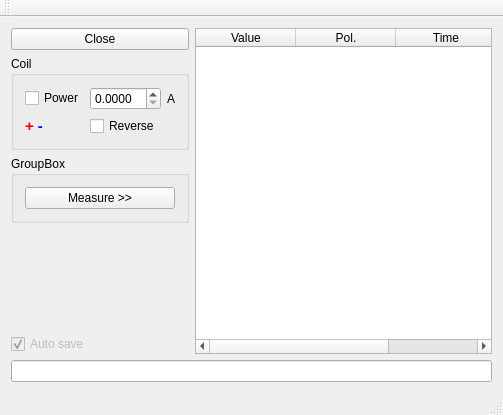
Above: src/mainwindow.ui from mBr001/hall before the change. Below: the same form after it.
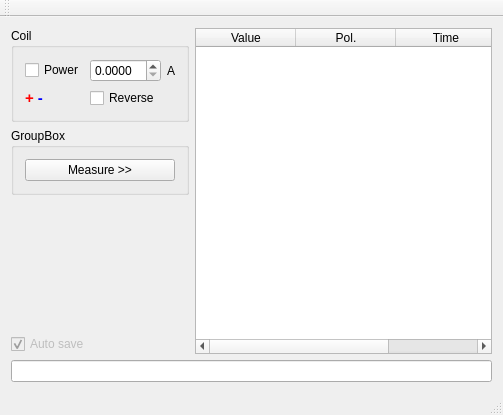
That is the form after the change.

The edit to the form file:
```diff
--- a/src/mainwindow.ui
+++ b/src/mainwindow.ui
@@ -15,7 +15,7 @@
   </property>
   <widget class="QWidget" name="centralWidget">
    <layout class="QGridLayout" name="gridLayout_2">
-    <item row="1" column="0">
+    <item row="0" column="0" rowspan="2">
      <widget class="QGroupBox" name="groupBox">
       <property name="title">
        <string>Coil</string>
@@ -134,13 +134,6 @@
       </property>
      </widget>
     </item>
-    <item row="0" column="0">
-     <widget class="QPushButton" name="closePushButton">
-      <property name="text">
-       <string>Close</string>
-      </property>
-     </widget>
-    </item>
    </layout>
   </widget>
   <widget class="QMenuBar" name="menuBar">
```
